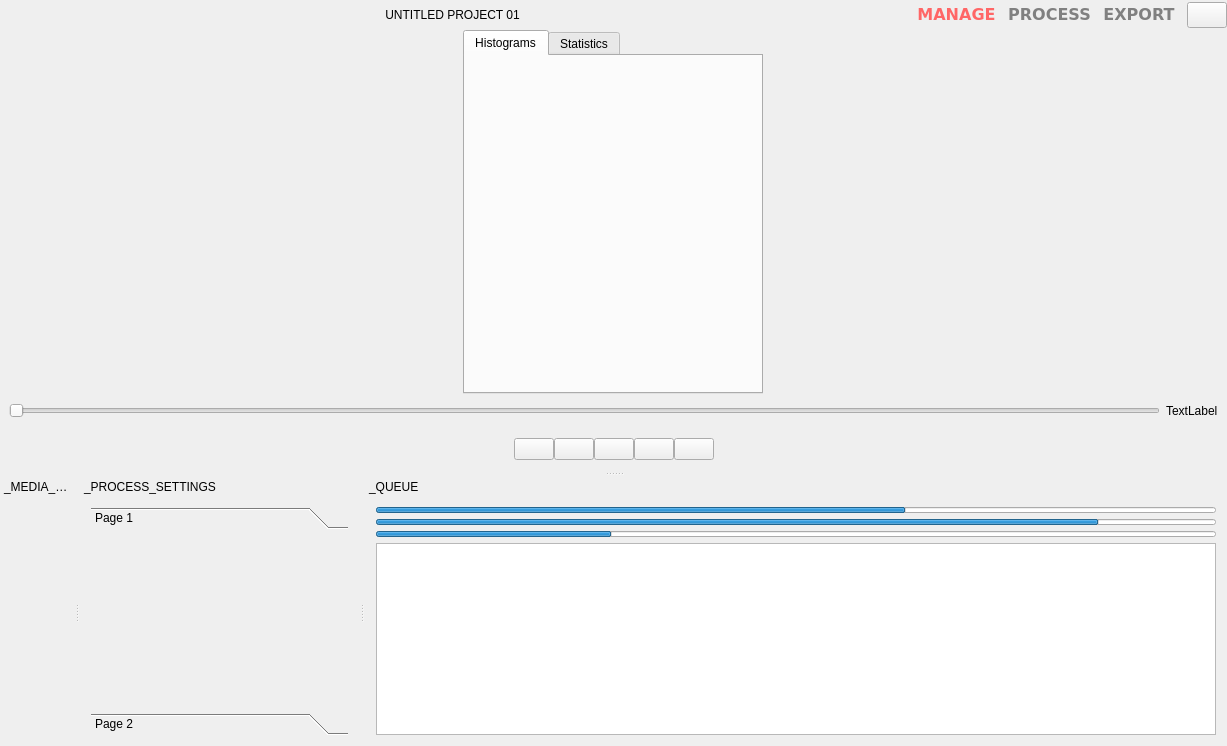
Above: Source/OpenCine/MainWindow.ui from apertus-open-source-cinema/opencine before the change. Below: the same form after it.
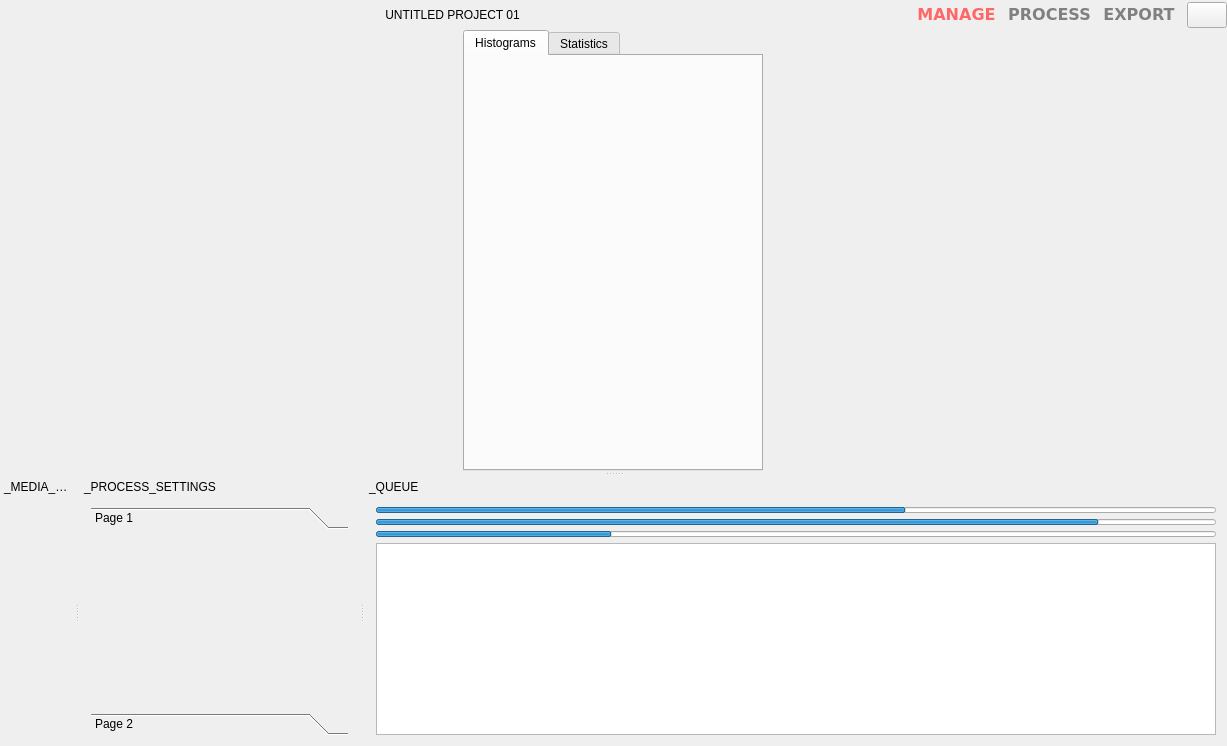
That is the form after the change. Icons and pictures are not drawn.

Diff of the .ui file:
```diff
--- a/Source/OpenCine/MainWindow.ui
+++ b/Source/OpenCine/MainWindow.ui
@@ -291,138 +291,17 @@
      </widget>
     </item>
     <item>
-     <widget class="QFrame" name="horizontalFrame">
-      <property name="styleSheet">
-       <string notr="true">QFrame#horizontalFrame
-{
-	border: 1px solid red;
-}</string>
+     <widget class="QFrame" name="frame">
+      <property name="frameShape">
+       <enum>QFrame::StyledPanel</enum>
       </property>
-      <layout class="QHBoxLayout" name="horizontalLayout" stretch="0,0">
-       <property name="spacing">
-        <number>6</number>
-       </property>
-       <property name="leftMargin">
-        <number>9</number>
-       </property>
-       <property name="topMargin">
-        <number>9</number>
-       </property>
-       <property name="rightMargin">
-        <number>9</number>
-       </property>
-       <property name="bottomMargin">
-        <number>9</number>
-       </property>
-       <item>
-        <widget class="QSlider" name="horizontalSlider">
-         <property name="orientation">
-          <enum>Qt::Horizontal</enum>
-         </property>
-        </widget>
-       </item>
-       <item>
-        <widget class="QLabel" name="frameCount">
-         <property name="text">
-          <string>TextLabel</string>
-         </property>
-        </widget>
-       </item>
-      </layout>
+      <property name="frameShadow">
+       <enum>QFrame::Raised</enum>
+      </property>
      </widget>
     </item>
     <item>
-     <widget class="QFrame" name="horizontalFrame_3">
-      <property name="lineWidth">
-       <number>0</number>
-      </property>
-      <layout class="QHBoxLayout" name="horizontalLayout_3">
-       <property name="spacing">
-        <number>0</number>
-       </property>
-       <item>
-        <spacer name="horizontalSpacer_3">
-         <property name="orientation">
-          <enum>Qt::Horizontal</enum>
-         </property>
-         <property name="sizeHint" stdset="0">
-          <size>
-           <width>40</width>
-           <height>20</height>
-          </size>
-         </property>
-        </spacer>
-       </item>
-       <item>
-        <widget class="QPushButton" name="pushButton_6">
-         <property name="text">
-          <string/>
-         </property>
-         <property name="icon">
-          <iconset resource="Resources.qrc">
-           <normaloff>:/Icons/Icons/navigate5.png</normaloff>:/Icons/Icons/navigate5.png</iconset>
-         </property>
-        </widget>
-       </item>
-       <item>
-        <widget class="QPushButton" name="pushButton_5">
-         <property name="text">
-          <string/>
-         </property>
-         <property name="icon">
-          <iconset resource="Resources.qrc">
-           <normaloff>:/Icons/Icons/microsoft4.png</normaloff>:/Icons/Icons/microsoft4.png</iconset>
-         </property>
-        </widget>
-       </item>
-       <item>
-        <widget class="QPushButton" name="pushButton_4">
-         <property name="text">
-          <string/>
-         </property>
-         <property name="icon">
-          <iconset resource="Resources.qrc">
-           <normaloff>:/Icons/Icons/right20.png</normaloff>:/Icons/Icons/right20.png</iconset>
-         </property>
-        </widget>
-       </item>
-       <item>
-        <widget class="QPushButton" name="pushButton_3">
-         <property name="text">
-          <string/>
-         </property>
-         <property name="icon">
-          <iconset resource="Resources.qrc">
-           <normaloff>:/Icons/Icons/arrow493.png</normaloff>:/Icons/Icons/arrow493.png</iconset>
-         </property>
-        </widget>
-       </item>
-       <item>
-        <widget class="QPushButton" name="pushButton_2">
-         <property name="text">
-          <string/>
-         </property>
-         <property name="icon">
-          <iconset resource="Resources.qrc">
-           <normaloff>:/Icons/Icons/navigate4.png</normaloff>:/Icons/Icons/navigate4.png</iconset>
-         </property>
-        </widget>
-       </item>
-       <item>
-        <spacer name="horizontalSpacer_4">
-         <property name="orientation">
-          <enum>Qt::Horizontal</enum>
-         </property>
-         <property name="sizeHint" stdset="0">
-          <size>
-           <width>40</width>
-           <height>20</height>
-          </size>
-         </property>
-        </spacer>
-       </item>
-      </layout>
-     </widget>
+     <widget class="QWidget" name="widget" native="true"/>
     </item>
    </layout>
   </widget>
```
Left out of the diff: 9 changed lines with no effect on the pictures.
